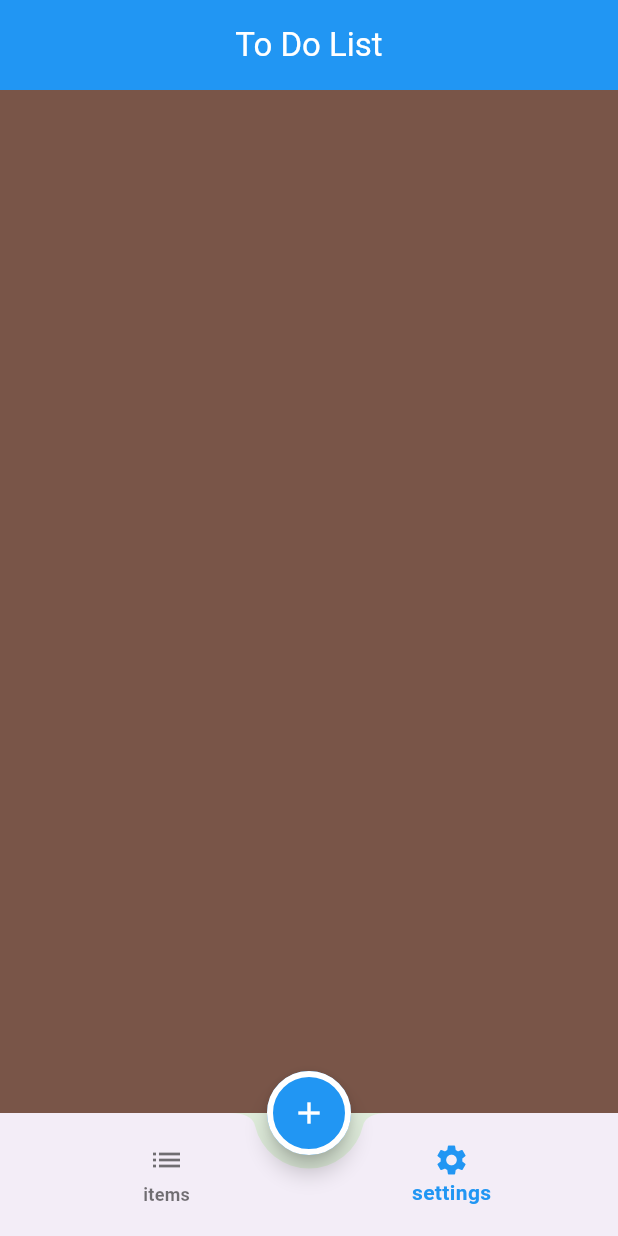
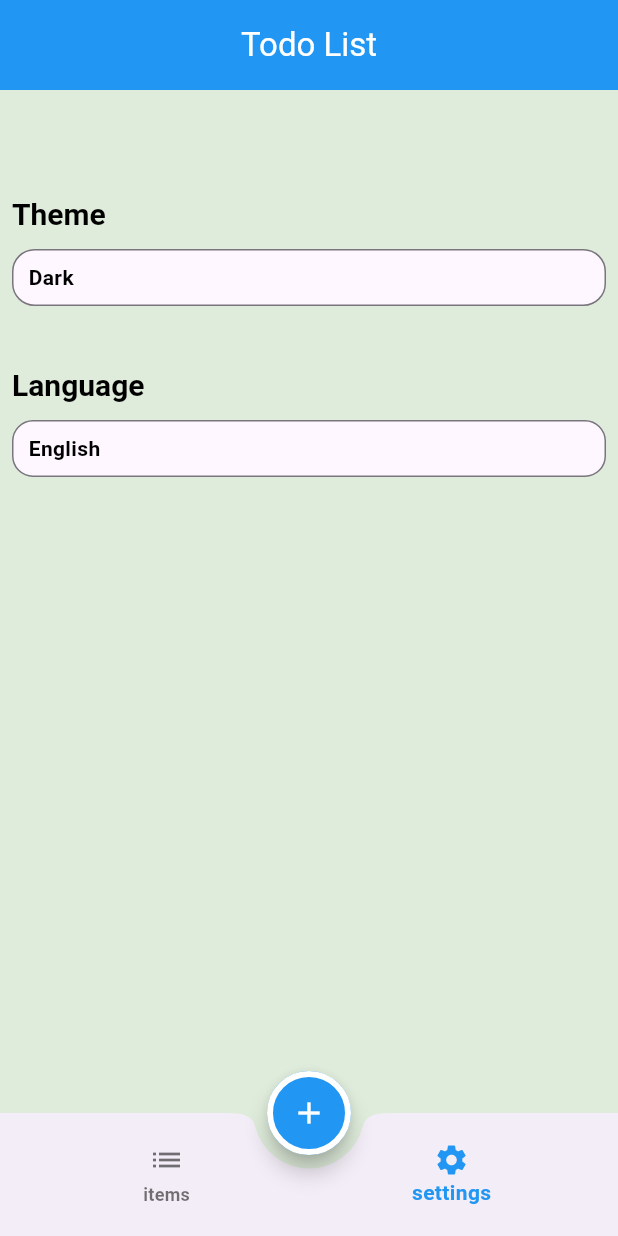
Before and after one commit to AbdelrahmanZAlN/todo_hive_version, a Flutter app: the screen it shows after launch, item 2 of the bottom bar chosen, on a phone screen of 412 x 824 dp. Run offline on Flutter 3.47's test engine with Material 3 defaults, Android fonts, the phone set to English and light mode, and no system bars; our stand-ins replace flutter_slidable, fluttertoast, hive, hive_flutter, table_calendar; accounts and stored records are empty; generated files the repository leaves out were written again.

Commit message:
add settings tab

```diff
--- /dev/null
+++ b/lib/l10n.yaml
@@ -0,0 +1,3 @@
+arb-dir: lib/l10n
+template-arb-file: app_en.arb
+output-localization-file: app_localizations.dart
--- a/lib/main.dart
+++ b/lib/main.dart
@@ -1,4 +1,5 @@
 import 'package:flutter/material.dart';
+import 'package:flutter_localizations/flutter_localizations.dart';
 import 'package:provider/provider.dart';
 import 'package:todo_final_project/providers/task_provider.dart';
 import 'package:todo_final_project/ui/constants.dart';
@@ -7,36 +8,55 @@ import 'package:todo_final_project/ui/views/edit_task/edit_task_view.dart';
 import 'package:todo_final_project/ui/views/home/home_view.dart';
 import 'package:todo_final_project/ui/views/splash/splash_screen.dart';
 import 'package:hive_flutter/adapters.dart';
+import 'providers/settings_provider.dart';
 import 'ui/models/task.dart';
+import 'package:flutter_gen/gen_l10n/app_localizations.dart';
 
 
-
-void main() async{
+void main() async {
   WidgetsFlutterBinding.ensureInitialized();
   await Hive.initFlutter();
   Hive.registerAdapter(TaskAdapter());
   await Hive.openBox<Task>(kTasksBox);
 
-  runApp(ChangeNotifierProvider(
-      create: (context)=> TaskProvider(),
-      child: const MyApp()));
+  runApp(
+    MultiProvider(
+      providers: [
+        ChangeNotifierProvider(create: (context) => TaskProvider()),
+        ChangeNotifierProvider(create: (context) => SettingsProvider()),
+      ],
+      child: const MyApp(),
+    ),
+  );
 }
 
 class MyApp extends StatelessWidget {
   const MyApp({super.key});
 
-  // This widget is the root of your application.
   @override
   Widget build(BuildContext context) {
+    var provider = Provider.of<SettingsProvider>(context);
+
     return MaterialApp(
       debugShowCheckedModeBanner: false,
       theme: MyThemeData.lightTheme,
       initialRoute: SplashScreen.routeName,
       routes: {
-        SplashScreen.routeName : (_) => const SplashScreen(),
-        HomeScreen.routeName : (_) => const HomeScreen(),
-        EditTaskView.routeName : (_) => const EditTaskView(),
+        SplashScreen.routeName: (_) => const SplashScreen(),
+        HomeScreen.routeName: (_) => const HomeScreen(),
+        EditTaskView.routeName: (_) => const EditTaskView(),
       },
+      localizationsDelegates: const [
+        AppLocalizations.delegate,
+        GlobalMaterialLocalizations.delegate,
+        GlobalWidgetsLocalizations.delegate,
+        GlobalCupertinoLocalizations.delegate,
+      ],
+      supportedLocales: const [
+        Locale('en'), // English
+        Locale('ar'), // Arabic
+      ],
+      locale: Locale(provider.languageCode),
     );
   }
 }
--- /dev/null
+++ b/lib/providers/settings_provider.dart
@@ -0,0 +1,34 @@
+import 'package:flutter/material.dart';
+
+class SettingsProvider extends ChangeNotifier{
+  ThemeMode themeMode = ThemeMode.light;
+  String backgroundImg="assets/images/home_screen.png";
+  String mode='Dark';
+  String languageCode='en';
+  Locale locale=Locale('en');
+
+  void enableDarkMode (){
+    themeMode=ThemeMode.dark;
+    backgroundImg="assets/images/dark_home_screen.png";
+    notifyListeners();
+    mode='Dark';
+  }
+  void enableLightMode (){
+    themeMode= ThemeMode.light;
+    backgroundImg= "assets/images/home_screen.png";
+    mode='Light';
+    notifyListeners();
+  }
+  void enableEnglish(){
+    languageCode='en';
+    locale=Locale('en');
+    notifyListeners();
+  }
+  void enableArabic(){
+    languageCode='ar';
+    locale=Locale('ar');
+    notifyListeners();
+  }
+
+
+}
--- a/lib/ui/views/home/home_view.dart
+++ b/lib/ui/views/home/home_view.dart
@@ -4,6 +4,7 @@ import '../../../providers/task_provider.dart';
 import 'add_task_bottom_sheet.dart';
 import 'settings/settings_tab.dart';
 import 'todos_list/todos_list_tab.dart';
+import 'package:flutter_gen/gen_l10n/app_localizations.dart';
 
 
 class HomeScreen extends StatefulWidget {
@@ -38,7 +39,7 @@ class _HomeScreenState extends State<HomeScreen> {
 
       appBar: AppBar(
         centerTitle: true,
-        title:  const Text("To Do List"),
+        title:  Text(AppLocalizations.of(context)!.app_tittle,),
 
         backgroundColor:  Colors.blue,
         // titleSpacing: 60,
@@ -63,13 +64,13 @@ class _HomeScreenState extends State<HomeScreen> {
               debugPrint('$selectedIndex');
             });
           },
-          items: const [
+          items: [
             BottomNavigationBarItem(
-              label: "items",
+              label: AppLocalizations.of(context)!.items,
               icon: Icon(Icons.list),
             ),
             BottomNavigationBarItem(
-              label: "settings",
+              label: AppLocalizations.of(context)!.settings,
               icon: Icon(Icons.settings),
             ),
           ],
--- a/lib/ui/views/home/settings/settings_tab.dart
+++ b/lib/ui/views/home/settings/settings_tab.dart
@@ -1,12 +1,93 @@
 import 'package:flutter/material.dart';
+import 'package:todo_final_project/ui/views/home/settings/theme_bottom_sheet.dart';
+import '../../../../providers/settings_provider.dart';
+import 'package:provider/provider.dart';
+import 'language_bottom_sheet.dart';
+import 'package:flutter_gen/gen_l10n/app_localizations.dart';
+
 
 class SettingsTab extends StatelessWidget {
+  const SettingsTab({super.key});
+
 
   @override
   Widget build(BuildContext context) {
-    return  Container(
-      color: Colors.brown,
+    var provider= Provider.of<SettingsProvider>(context);
+    return Container(
+      padding: const EdgeInsets.all(8),
+      margin: const EdgeInsetsDirectional.symmetric(vertical: 62),
+      child: Column(
+        crossAxisAlignment: CrossAxisAlignment.stretch,
+        children: [
 
+          Text(AppLocalizations.of(context)!.theme,
+            style: Theme.of(context).textTheme.headlineMedium,
+          ),
+          const SizedBox(height: 10,),
+          InkWell(
+            onTap: (){
+              showThemeBottomSheet(context);
+            },
+            child: Container(
+              padding: const EdgeInsets.symmetric(vertical:8,horizontal: 10 ),
+              decoration:BoxDecoration(
+                borderRadius:BorderRadius.circular(15),
+                color: Theme.of(context).cardColor,
+                border: Border.all(
+                  color: Theme.of(context).dividerColor
+                )
+              ),
+
+              child: Text(
+                provider.mode=='Dark'?
+                  AppLocalizations.of(context)!.dark:
+                  AppLocalizations.of(context)!.light,
+                style: Theme.of(context).textTheme.bodyMedium,
+              ),
+            ),
+          ),
+
+          const SizedBox(height: 40,),
+
+          Text(AppLocalizations.of(context)!.language,
+            style: Theme.of(context).textTheme.headlineMedium,
+          ),
+          const SizedBox(height: 10,),
+          InkWell(
+            onTap: (){
+              showLanguageBottomSheet(context);
+            },
+            child: Container(
+              padding: const EdgeInsets.symmetric(vertical:8,horizontal: 10 ),
+              decoration:BoxDecoration(
+                borderRadius:BorderRadius.circular(14),
+                color: Theme.of(context).cardColor,
+                border: Border.all(
+                  color: Theme.of(context).dividerColor
+                )
+              ),
+
+              child: Text(
+                provider.languageCode=='en'?
+                'English':'العربيه'
+                ,
+                style: Theme.of(context).textTheme.bodyMedium,
+              ),
+            ),
+          )
+
+        ],
+      ),
+    );
+  }
+  void showThemeBottomSheet(BuildContext context){
+    showBottomSheet(context: context,
+        builder: (context) => const ThemeButtonSheet()
+    );
+  }
+  void showLanguageBottomSheet(BuildContext context){
+    showBottomSheet(context: context,
+        builder: (context) => const LanguageButtonSheet()
     );
   }
 }
```
Also changed, not shown: lib/l10n/app_ar.arb (added, +20 -0 lines), lib/l10n/app_en.arb (added, +20 -0 lines), lib/ui/views/home/add_task_form.dart (+11 -41 lines), lib/ui/views/home/settings/language_bottom_sheet.dart (added, +58 -0 lines), lib/ui/views/home/settings/theme_bottom_sheet.dart (added, +57 -0 lines), pubspec.yaml (+5 -2 lines), pubspec.lock.
